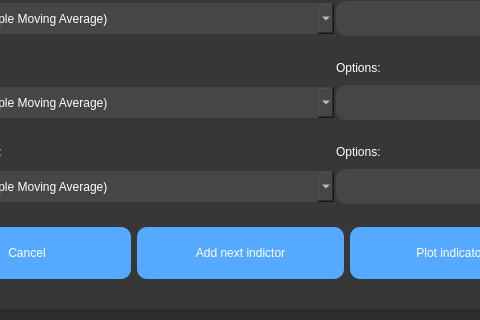
The window that ui/define_indicator_to_plot_page.ui (kornelHub/BackTesting-App) describes before a commit, drawn with Qt 5; both pictures show x 97 to 577 and y 407 to 727 of the 675 by 727 pixel window.
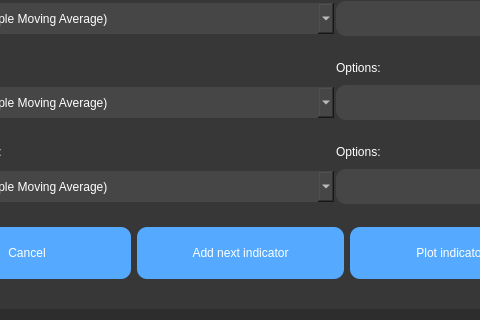
The same window after the commit.

Commit message: fix error in define_indicator_to_plot_page.ui button

What changed in the file:
```diff
--- a/ui/define_indicator_to_plot_page.ui
+++ b/ui/define_indicator_to_plot_page.ui
@@ -2049,7 +2049,7 @@
 border-radius: 10px;</string>
               </property>
               <property name="text">
-               <string>Add next indictor</string>
+               <string>Add next indicator</string>
               </property>
              </widget>
             </item>
```
